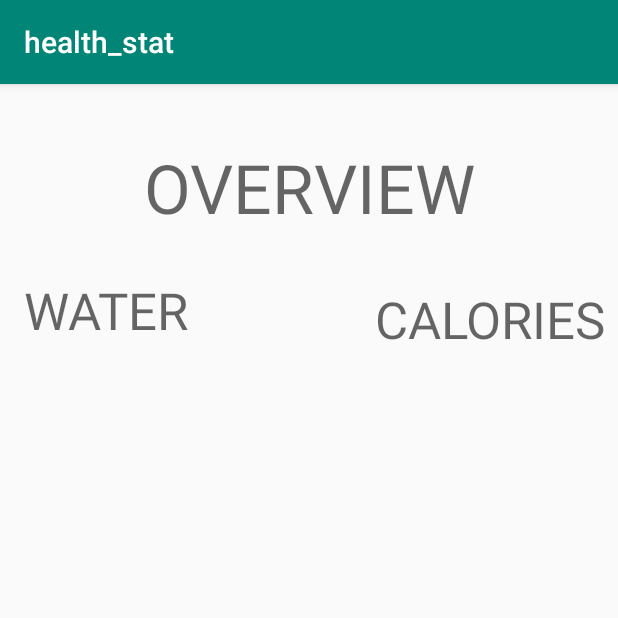
After one commit to rykumar13/health-stat-android, an Android app: the dashboard_screen screen opened directly, with no data from a screen before it, on a phone screen of 412 x 824 dp, the top half of it. The commit adds this screen. Run offline under Robolectric (Android 15) with nearby library versions, the phone set to English and light mode, and no system bars.

Commit message:
added screen classes

```diff
--- /dev/null
+++ b/app/src/main/java/com/example/health_stat/dashboard_screen.java
@@ -0,0 +1,13 @@
+package com.example.health_stat;
+
+import android.support.v7.app.AppCompatActivity;
+import android.os.Bundle;
+
+public class dashboard_screen extends AppCompatActivity {
+
+    @Override
+    protected void onCreate(Bundle savedInstanceState) {
+        super.onCreate(savedInstanceState);
+        setContentView(R.layout.activity_dashboard_screen);
+    }
+}
--- /dev/null
+++ b/app/src/main/res/layout/activity_dashboard_screen.xml
@@ -0,0 +1,61 @@
+<?xml version="1.0" encoding="utf-8"?>
+<android.support.constraint.ConstraintLayout xmlns:android="http://schemas.android.com/apk/res/android"
+    xmlns:app="http://schemas.android.com/apk/res-auto"
+    xmlns:tools="http://schemas.android.com/tools"
+    android:layout_width="match_parent"
+    android:layout_height="match_parent"
+    tools:context=".dashboard_screen">
+
+    <TextView
+        android:id="@+id/textView"
+        android:layout_width="118dp"
+        android:layout_height="42dp"
+        android:layout_marginStart="16dp"
+        android:layout_marginLeft="16dp"
+        android:layout_marginTop="128dp"
+        android:layout_marginBottom="8dp"
+        android:text="@string/water_header"
+        android:textAppearance="@style/TextAppearance.AppCompat.Display1"
+        app:layout_constraintBottom_toBottomOf="parent"
+        app:layout_constraintStart_toStartOf="parent"
+        app:layout_constraintTop_toTopOf="parent"
+        app:layout_constraintVertical_bias="0.0" />
+
+    <TextView
+        android:id="@+id/textView2"
+        android:layout_width="wrap_content"
+        android:layout_height="wrap_content"
+        android:layout_marginStart="96dp"
+        android:layout_marginLeft="96dp"
+        android:layout_marginTop="20dp"
+        android:layout_marginEnd="8dp"
+        android:layout_marginRight="8dp"
+        android:layout_marginBottom="8dp"
+        android:text="@string/calories_header"
+        android:textAppearance="@style/TextAppearance.AppCompat.Display1"
+        app:layout_constraintBottom_toBottomOf="parent"
+        app:layout_constraintEnd_toEndOf="parent"
+        app:layout_constraintHorizontal_bias="1.0"
+        app:layout_constraintStart_toEndOf="@+id/textView"
+        app:layout_constraintTop_toTopOf="parent"
+        app:layout_constraintVertical_bias="0.164" />
+
+    <TextView
+        android:id="@+id/textView3"
+        android:layout_width="wrap_content"
+        android:layout_height="wrap_content"
+        android:layout_marginStart="8dp"
+        android:layout_marginLeft="8dp"
+        android:layout_marginTop="8dp"
+        android:layout_marginEnd="8dp"
+        android:layout_marginRight="8dp"
+        android:layout_marginBottom="8dp"
+        android:text="OVERVIEW"
+        android:textAppearance="@style/TextAppearance.AppCompat.Display2"
+        android:visibility="visible"
+        app:layout_constraintBottom_toBottomOf="parent"
+        app:layout_constraintEnd_toEndOf="parent"
+        app:layout_constraintStart_toStartOf="parent"
+        app:layout_constraintTop_toTopOf="parent"
+        app:layout_constraintVertical_bias="0.044" />
+</android.support.constraint.ConstraintLayout>
--- a/app/src/main/res/values/strings.xml
+++ b/app/src/main/res/values/strings.xml
@@ -1,3 +1,5 @@
 <resources>
     <string name="app_name">health_stat</string>
+    <string name="water_header">WATER</string>
+    <string name="calories_header">CALORIES</string>
 </resources>
```
Also changed, not shown: app/src/main/AndroidManifest.xml (+9 -0 lines), app/src/main/java/com/example/health_stat/detail_screen.java (added, +13 -0 lines), app/src/main/java/com/example/health_stat/profile_screen.java (added, +13 -0 lines), app/src/main/res/layout/activity_detail_screen.xml (added, +9 -0 lines), app/src/main/res/layout/activity_profile_screen.xml (added, +9 -0 lines).
